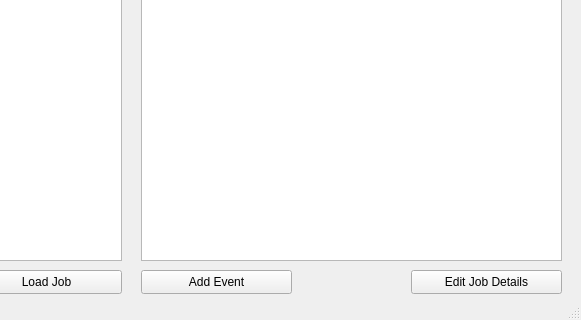
Qt form mainwindow.ui (frenchcokes/Job-Tracker) before a commit; both pictures show x 139 to 720 and y 220 to 540 of the 720 by 540 pixel window.
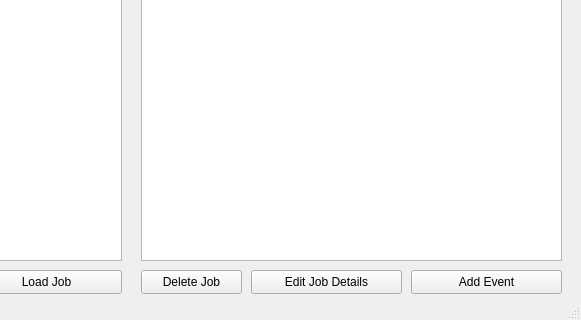
The same form after that commit. The open tabs and pages were chosen to show the change.

```diff
--- a/mainwindow.ui
+++ b/mainwindow.ui
@@ -431,7 +431,7 @@
      <widget class="QPushButton" name="addEventViewPushButton">
       <property name="geometry">
        <rect>
-        <x>10</x>
+        <x>280</x>
         <y>480</y>
         <width>151</width>
         <height>24</height>
@@ -444,7 +444,7 @@
      <widget class="QPushButton" name="editJobDetailsPushButton">
       <property name="geometry">
        <rect>
-        <x>280</x>
+        <x>120</x>
         <y>480</y>
         <width>151</width>
         <height>24</height>
@@ -454,6 +454,19 @@
        <string>Edit Job Details</string>
       </property>
      </widget>
+     <widget class="QPushButton" name="deleteJobPushButton">
+      <property name="geometry">
+       <rect>
+        <x>10</x>
+        <y>480</y>
+        <width>101</width>
+        <height>24</height>
+       </rect>
+      </property>
+      <property name="text">
+       <string>Delete Job</string>
+      </property>
+     </widget>
     </widget>
    </widget>
    <widget class="QSpinBox" name="jobLoadSpinBox">
```
Left out of the diff: 7 changed lines with no effect on the pictures.
